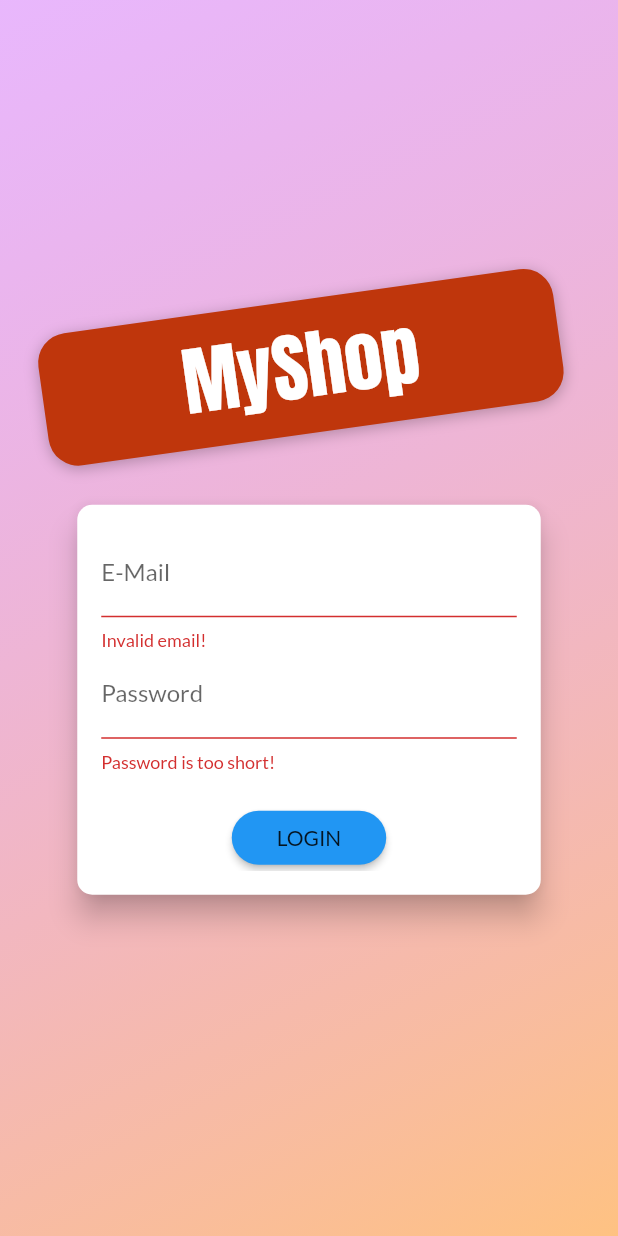
After one commit to hjk1996/udemy_shop_app, a Flutter app: the screen it shows after launch, after a tap on "LOGIN", on a phone screen of 412 x 824 dp. The commit adds this screen. Run offline on Flutter 3.47's test engine with Material 2 defaults, Android fonts, the phone set to English and light mode, and no system bars; network calls fail.

Commit message:
add user authentication

```diff
--- a/lib/main.dart
+++ b/lib/main.dart
@@ -1,4 +1,5 @@
 import 'package:flutter/material.dart';
+import 'package:flutter_complete_guide/providers/auth.dart';
 import 'package:provider/provider.dart';
 
 import './providers/cart.dart';
@@ -10,6 +11,7 @@ import './providers/orders.dart';
 import './screens/orders_screen.dart';
 import './screens/user_products_screen.dart';
 import './screens/edit_product_screen.dart';
+import './screens/auth_screen.dart';
 
 // provider를 통해 data를 제공해주기 위해서는 모든 interested widgets에 대해
 // 가장 높은 포인트에서 data를 제공해줘야한다.
@@ -24,6 +26,7 @@ class MyApp extends StatelessWidget {
     // 여러 개의 Provider를 사용하기 위해서는 MultiProvider를 사용하자.
     return MultiProvider(
       providers: [
+        ChangeNotifierProvider(create: (context) => Auth()),
         ChangeNotifierProvider(create: (context) => Products()),
         ChangeNotifierProvider(create: (context) => Cart()),
         ChangeNotifierProvider(create: (context) => Orders())
@@ -36,13 +39,14 @@ class MyApp extends StatelessWidget {
           // default font
           fontFamily: 'Lato',
         ),
-        home: ProductOverviewScreen(),
+        home: AuthScreen(),
         routes: {
           ProductDetailScreen.routeName: (ctx) => ProductDetailScreen(),
           CartScreen.routeName: (ctx) => CartScreen(),
           OrderScreen.routeName: (ctx) => OrderScreen(),
           UserProductsScreen.routeName: (ctx) => UserProductsScreen(),
-          EditProductScreen.routeName: (ctx) => EditProductScreen()
+          EditProductScreen.routeName: (ctx) => EditProductScreen(),
+
         },
       ),
     );
--- /dev/null
+++ b/lib/providers/auth.dart
@@ -0,0 +1,43 @@
+import 'dart:convert';
+
+import 'package:flutter/material.dart';
+import 'package:http/http.dart' as http;
+
+import '../models/http_exception.dart';
+
+class Auth with ChangeNotifier {
+  late String? _token;
+  late DateTime _expiryDate;
+  late String _userId;
+
+  Future<void> _authenticate(
+      String email, String password, String _urlSegment) async {
+    final url = Uri.parse(
+        'https://identitytoolkit.googleapis.com/v1/accounts:$_urlSegment?key=AIzaSyA09286pm0cLXVDY4fClBbsdeZlcZazmAk');
+
+    try {
+      final res = await http.post(url,
+          body: json.encode({
+            'email': email.trim(),
+            'password': password.trim(),
+            'returnSecureToken': true,
+          }));
+
+      final resBody = json.decode(res.body);
+
+      if (resBody['error'] != null) {
+        throw HttpException(resBody['error']['message']);
+      }
+    } catch (error) {
+      throw error;
+    }
+  }
+
+  Future<void> signUp(String email, String password) async {
+    return _authenticate(email, password, "signUp");
+  }
+
+  Future<void> signIn(String email, String password) async {
+    return _authenticate(email, password, "signInWithPassword");
+  }
+}
--- a/lib/providers/cart.dart
+++ b/lib/providers/cart.dart
@@ -13,6 +13,8 @@ class CartItem {
       required this.title,
       required this.quantity,
       required this.price});
+
+
 }
 
 class Cart with ChangeNotifier {
--- a/lib/providers/products.dart
+++ b/lib/providers/products.dart
@@ -78,7 +78,10 @@ class Products with ChangeNotifier {
 
     try {
       final res = await http.get(url);
-      final extractedData = json.decode(res.body) as Map<String, dynamic>;
+      final extractedData = json.decode(res.body) as Map<String, dynamic>?;
+      if (extractedData == null) {
+        return;
+      }
       final List<Product> loadedProducts = [];
 
       extractedData.forEach(
@@ -101,7 +104,6 @@ class Products with ChangeNotifier {
     }
   }
 
-  // 리스트 요소가 변경될 때만 notify함.
   Future<void> addProduct(Product item) async {
     final url = Uri.parse(
         'https://udemy-shop-app-dd13c-default-rtdb.firebaseio.com/products.json');
--- /dev/null
+++ b/lib/screens/auth_screen.dart
@@ -0,0 +1,275 @@
+import 'dart:math';
+
+import 'package:flutter/material.dart';
+import 'package:provider/provider.dart';
+
+import '../providers/auth.dart';
+import '../models/http_exception.dart';
+
+enum AuthMode { Signup, Login }
+
+class AuthScreen extends StatelessWidget {
+  static const routeName = '/auth';
+
+  @override
+  Widget build(BuildContext context) {
+    final deviceSize = MediaQuery.of(context).size;
+    // final transformConfig = Matrix4.rotationZ(-8 * pi / 180);
+    // transformConfig.translate(-10.0);
+    return Scaffold(
+      // resizeToAvoidBottomInset: false,
+      body: Stack(
+        children: <Widget>[
+          Container(
+            decoration: BoxDecoration(
+              gradient: LinearGradient(
+                colors: [
+                  Color.fromRGBO(215, 117, 255, 1).withOpacity(0.5),
+                  Color.fromRGBO(255, 188, 117, 1).withOpacity(0.9),
+                ],
+                begin: Alignment.topLeft,
+                end: Alignment.bottomRight,
+                stops: [0, 1],
+              ),
+            ),
+          ),
+          SingleChildScrollView(
+            child: Container(
+              height: deviceSize.height,
+              width: deviceSize.width,
+              child: Column(
+                mainAxisAlignment: MainAxisAlignment.center,
+                crossAxisAlignment: CrossAxisAlignment.center,
+                children: <Widget>[
+                  Flexible(
+                    child: Container(
+                      margin: EdgeInsets.only(bottom: 20.0),
+                      padding:
+                          EdgeInsets.symmetric(vertical: 8.0, horizontal: 94.0),
+
+                      transform: Matrix4.rotationZ(-8 * pi / 180)
+                        ..translate(-10.0),
+                      // .. 문법은 이전에 call한 method가 반환하는 타입을 반환함.
+                      // change inside
+                      // ..translate(-10.0),
+                      decoration: BoxDecoration(
+                        borderRadius: BorderRadius.circular(20),
+                        color: Colors.deepOrange.shade900,
+                        boxShadow: [
+                          BoxShadow(
+                            blurRadius: 8,
+                            color: Colors.black26,
+                            offset: Offset(0, 2),
+                          )
+                        ],
+                      ),
+                      child: Text(
+                        'MyShop',
+                        style: TextStyle(
+                          color: Theme.of(context)
+                              .accentTextTheme
+                              .titleMedium!
+                              .color,
+                          fontSize: 50,
+                          fontFamily: 'Anton',
+                          fontWeight: FontWeight.normal,
+                        ),
+                      ),
+                    ),
+                  ),
+                  Flexible(
+                    flex: deviceSize.width > 600 ? 2 : 1,
+                    child: AuthCard(),
+                  ),
+                ],
+              ),
+            ),
+          ),
+        ],
+      ),
+    );
+  }
+}
+
+class AuthCard extends StatefulWidget {
+  @override
+  _AuthCardState createState() => _AuthCardState();
+}
+
+class _AuthCardState extends State<AuthCard> {
+  final GlobalKey<FormState> _formKey = GlobalKey();
+  AuthMode _authMode = AuthMode.Login;
+  Map<String, String> _authData = {
+    'email': '',
+    'password': '',
+  };
+  var _isLoading = false;
+  final _passwordController = TextEditingController();
+
+  void _showErrorDialog(String message) {
+    showDialog(
+        context: context,
+        builder: (ctx) => AlertDialog(
+              title: Text("An Error Occurred!"),
+              content: Text(message),
+              actions: <Widget>[
+                TextButton(
+                    onPressed: () {
+                      Navigator.of(ctx).pop();
+                    },
+                    child: Text("Okay"))
+              ],
+            ));
+  }
+
+  Future<void> _submit() async {
+    if (!_formKey.currentState!.validate()) {
+      // Invalid!
+      return;
+    }
+    _formKey.currentState!.save();
+    setState(() {
+      _isLoading = true;
+    });
+
+    try {
+      if (_authMode == AuthMode.Login) {
+        await Provider.of<Auth>(context, listen: false).signIn(
+            _authData['email'] as String, _authData['password'] as String);
+      } else {
+        await Provider.of<Auth>(context, listen: false).signUp(
+            _authData['email'] as String, _authData['password'] as String);
+      }
+    } on HttpException catch (error) {
+      var errorMessage = 'Authentication failed';
+      if (error.toString().contains("EMAIL_EXISTS")) {
+        errorMessage = "This email adress is already in use.";
+      } else if (error.toString().contains("INVALID_EMAIL")) {
+        errorMessage = "This is not a valid email adress.";
+      } else if (error.toString().contains("WEAK_PASSWORD")) {
+        errorMessage = 'The password is too week.';
+      } else if (error.toString().contains('EMAIL_NOT_FOUND')) {
+        errorMessage = 'Could not find a user with that email.';
+      } else if (error.toString().contains('INVALID_PASSWORD')) {
+        errorMessage = 'Invalid password.';
+      }
+
+      _showErrorDialog(errorMessage);
+    } catch (error) {
+      const errorMessage =
+          "Could not authenticate you. Please try again later.";
+    }
+
+    setState(() {
+      _isLoading = false;
+    });
+  }
+
+  void _switchAuthMode() {
+    if (_authMode == AuthMode.Login) {
+      setState(() {
+        _authMode = AuthMode.Signup;
+      });
+    } else {
+      setState(() {
+        _authMode = AuthMode.Login;
+      });
+    }
+  }
+
+  @override
+  Widget build(BuildContext context) {
+    final deviceSize = MediaQuery.of(context).size;
+    return Card(
+      shape: RoundedRectangleBorder(
+        borderRadius: BorderRadius.circular(10.0),
+      ),
+      elevation: 8.0,
+      child: Container(
+        height: _authMode == AuthMode.Signup ? 320 : 260,
+        constraints:
+            BoxConstraints(minHeight: _authMode == AuthMode.Signup ? 320 : 260),
+        width: deviceSize.width * 0.75,
+        padding: EdgeInsets.all(16.0),
+        child: Form(
+          key: _formKey,
+          child: SingleChildScrollView(
+            child: Column(
+              children: <Widget>[
+                TextFormField(
+                  decoration: InputDecoration(labelText: 'E-Mail'),
+                  keyboardType: TextInputType.emailAddress,
+                  validator: (value) {
+                    if (value!.isEmpty || !value.contains('@')) {
+                      return 'Invalid email!';
+                    }
+                    return null;
+                  },
+                  onSaved: (value) {
+                    _authData['email'] = value as String;
+                  },
+                ),
+                TextFormField(
+                  decoration: InputDecoration(labelText: 'Password'),
+                  obscureText: true,
+                  controller: _passwordController,
+                  validator: (value) {
+                    if (value!.isEmpty || value.length < 5) {
+                      return 'Password is too short!';
+                    }
+                    return null;
+                  },
+                  onSaved: (value) {
+                    _authData['password'] = value as String;
+                  },
+                ),
+                if (_authMode == AuthMode.Signup)
+                  TextFormField(
+                    enabled: _authMode == AuthMode.Signup,
+                    decoration: InputDecoration(labelText: 'Confirm Password'),
+                    obscureText: true,
+                    validator: _authMode == AuthMode.Signup
+                        ? (value) {
+                            if (value != _passwordController.text) {
+                              return 'Passwords do not match!';
+                            }
+                          }
+                        : null,
+                  ),
+                SizedBox(
+                  height: 20,
+                ),
+                if (_isLoading)
+                  CircularProgressIndicator()
+                else
+                  RaisedButton(
+                    child:
+                        Text(_authMode == AuthMode.Login ? 'LOGIN' : 'SIGN UP'),
+                    onPressed: _submit,
+                    shape: RoundedRectangleBorder(
+                      borderRadius: BorderRadius.circular(30),
+                    ),
+                    padding:
+                        EdgeInsets.symmetric(horizontal: 30.0, vertical: 8.0),
+                    color: Theme.of(context).primaryColor,
+                    textColor: Theme.of(context)
+                        .primaryTextTheme
+                        .button!
+                        .backgroundColor,
+                  ),
+                FlatButton(
+                  child: Text(
+                      '${_authMode == AuthMode.Login ? 'SIGNUP' : 'LOGIN'} INSTEAD'),
+                  onPressed: _switchAuthMode,
+                  padding: EdgeInsets.symmetric(horizontal: 30.0, vertical: 4),
+                  materialTapTargetSize: MaterialTapTargetSize.shrinkWrap,
+                  textColor: Theme.of(context).primaryColor,
+                ),
+              ],
+            ),
+          ),
+        ),
+      ),
+    );
+  }
+}
```
Also changed, not shown: lib/providers/orders.dart (+73 -9 lines), lib/providers/product.dart (+20 -1 lines), lib/screens/cart_screen.dart (+52 -16 lines), lib/screens/orders_screen.dart (+54 -11 lines), lib/widgets/product_item.dart (+10 -2 lines).
